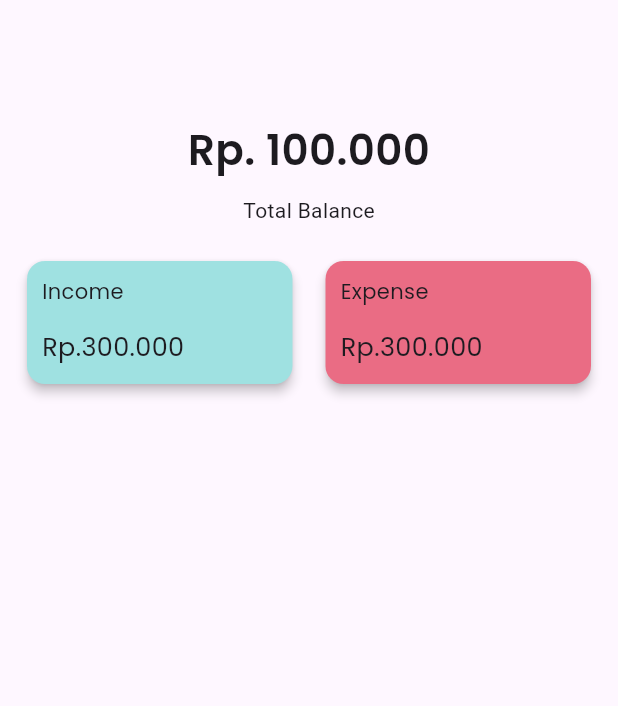
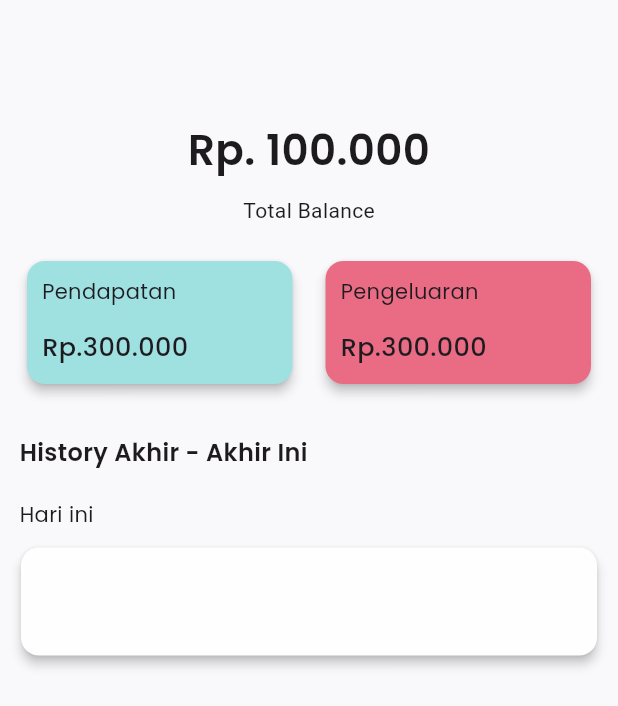
Before and after one commit to ITakora/money_manager, a Flutter app: the screen it shows after launch, on a phone screen of 412 x 824 dp. Shown: the top 706 px of the screen. Run offline on Flutter 3.47's test engine with Material 3 defaults, Android fonts, the phone set to English and light mode, and no system bars; our stand-ins replace google_fonts.

Commit message:
create card history money

```diff
--- a/lib/main.dart
+++ b/lib/main.dart
@@ -12,7 +12,8 @@ class MyApp extends StatelessWidget {
   @override
   Widget build(BuildContext context) {
     return const MaterialApp(
-      home:  HomeScreen(),
+      debugShowCheckedModeBanner: false,
+      home: HomeScreen(),
     );
   }
 }
--- a/lib/screens/home_screen.dart
+++ b/lib/screens/home_screen.dart
@@ -1,5 +1,6 @@
 import 'package:flutter/material.dart';
 import 'package:google_fonts/google_fonts.dart';
+import 'package:money_manager/widgets/expense_card.dart';
 import 'package:money_manager/widgets/income_expense_card.dart';
 
 class HomeScreen extends StatelessWidget {
@@ -8,7 +9,9 @@ class HomeScreen extends StatelessWidget {
   @override
   Widget build(BuildContext context) {
     return Scaffold(
+      backgroundColor: Color(0xFFF9F8FA),
       body: Column(
+        crossAxisAlignment: CrossAxisAlignment.start,
         children: [
           Padding(
             padding: EdgeInsets.only(top: 80, bottom: 20),
@@ -27,7 +30,23 @@ class HomeScreen extends StatelessWidget {
               ],
             )),
           ),
-          IncomeExpenseCard()
+          IncomeExpenseCard(),
+          Padding(
+            padding: const EdgeInsets.only(left: 13, top: 30),
+            child: Text(
+              "History Akhir - Akhir Ini ",
+              style: GoogleFonts.poppins(
+                  fontSize: 16, fontWeight: FontWeight.w600),
+            ),
+          ),
+          Padding(
+            padding: const EdgeInsets.only(left: 13, top: 20),
+            child: Text(
+              "Hari ini",
+              style: GoogleFonts.poppins(),
+            ),
+          ),
+          ExpenseCard()
         ],
       ),
     );
--- /dev/null
+++ b/lib/widgets/expense_card.dart
@@ -0,0 +1,23 @@
+import 'package:flutter/material.dart';
+
+class ExpenseCard extends StatelessWidget {
+  const ExpenseCard({super.key});
+
+  @override
+  Widget build(BuildContext context) {
+    return Padding(
+      padding: const EdgeInsets.symmetric(horizontal: 10, vertical: 8),
+      child: SizedBox(
+        height: 80,
+        width: double.infinity,
+        child: Card(
+          color: Color(0xFFFEFEFE),
+          elevation: 3,
+          child: Row(
+            children: [],
+          ),
+        ),
+      ),
+    );
+  }
+}
--- a/lib/widgets/income_expense_card.dart
+++ b/lib/widgets/income_expense_card.dart
@@ -21,7 +21,7 @@ class IncomeExpenseCard extends StatelessWidget {
                   crossAxisAlignment: CrossAxisAlignment.start,
                   children: [
                     Text(
-                      "Income",
+                      "Pendapatan",
                       style: GoogleFonts.poppins(),
                     ),
                     SizedBox(
@@ -29,7 +29,8 @@ class IncomeExpenseCard extends StatelessWidget {
                     ),
                     Text(
                       "Rp.300.000",
-                      style: GoogleFonts.poppins(fontSize: 17),
+                      style: GoogleFonts.poppins(
+                          fontSize: 17, fontWeight: FontWeight.w500),
                     )
                   ],
                 ),
@@ -47,7 +48,7 @@ class IncomeExpenseCard extends StatelessWidget {
                 crossAxisAlignment: CrossAxisAlignment.start,
                 children: [
                   Text(
-                    "Expense",
+                    "Pengeluaran",
                     style: GoogleFonts.poppins(),
                   ),
                   SizedBox(
@@ -55,7 +56,8 @@ class IncomeExpenseCard extends StatelessWidget {
                   ),
                   Text(
                     "Rp.300.000",
-                    style: GoogleFonts.poppins(fontSize: 17),
+                    style: GoogleFonts.poppins(
+                        fontSize: 17, fontWeight: FontWeight.w500),
                   )
                 ],
               ),
```
